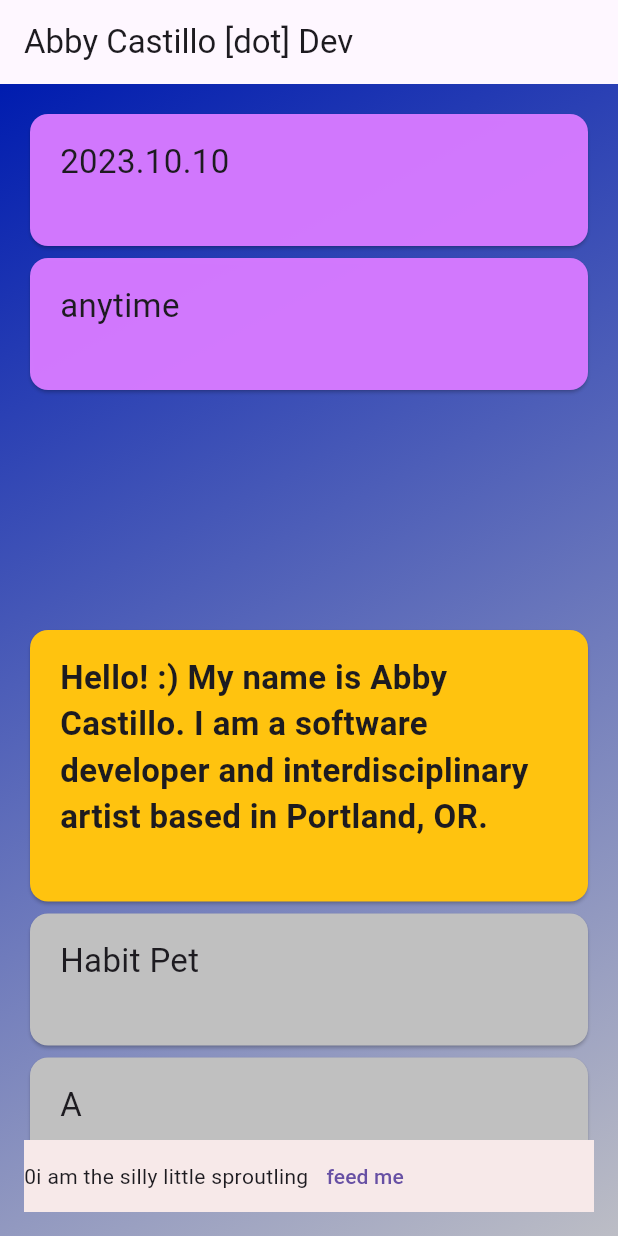
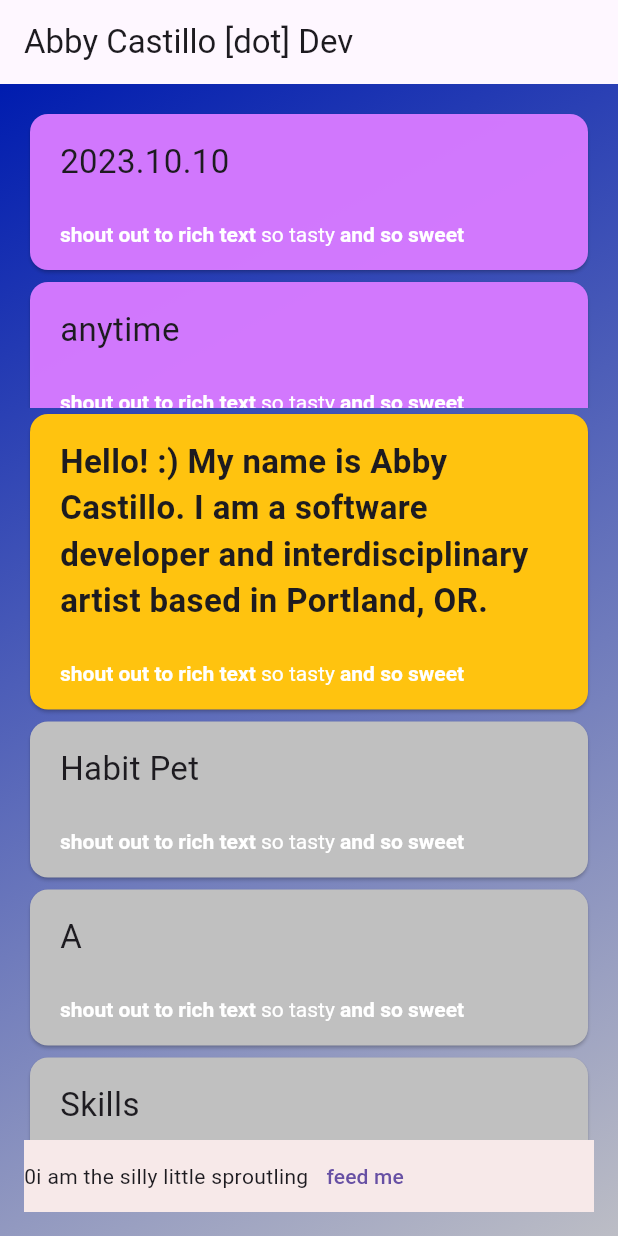
Before and after one commit to abbymachines/flutter-dev-portfolio, a Flutter app: the screen it shows after launch, on a phone screen of 412 x 824 dp. Run offline on Flutter 3.47's test engine with Material 2 defaults, Android fonts, the phone set to English and light mode, and no system bars.

Commit message:
implement RichText & also refactor PortfolioItem to GenericItem

```diff
--- a/lib/data/portfolio_items_data.dart
+++ b/lib/data/portfolio_items_data.dart
@@ -2,34 +2,34 @@ import 'package:flutter/material.dart';
 import 'package:flutter_dev_portfolio/models/portfolio_item.dart';
 
 final items = [
-  PortfolioItem(
+  GenericItem(
       label:
           'Hello! :) My name is Abby Castillo. I am a software developer and interdisciplinary artist based in Portland, OR.',
       expandedText:
           'I have several websites you can look at and also I have a linkedin and such. Lorem ipso facto badabing badaboom and etcetera as you know',
       color: Color.fromARGB(255, 255, 195, 15),
       style: const TextStyle(fontSize: 22, fontWeight: FontWeight.bold)),
-  PortfolioItem(label: 'Habit Pet', expandedText: 'who woulda thunk'),
-  PortfolioItem(
+  GenericItem(label: 'Habit Pet', expandedText: 'who woulda thunk'),
+  GenericItem(
       label: 'A',
       expandedText:
           "'A' is a series of AR videos made with Meta Spark Studio."),
-  PortfolioItem(
+  GenericItem(
       label: 'Skills',
       expandedText:
           'Flutter / React / Kotlin(?) / Flask / SQL / REST APIs / full-stack development'),
-  PortfolioItem(label: 'infinity item', expandedText: 'end item'),
-  PortfolioItem(
+  GenericItem(label: 'infinity item', expandedText: 'end item'),
+  GenericItem(
       label: 'item begins',
       expandedText: 'the gritty dark reboot of the item you know and love'),
-  PortfolioItem(
+  GenericItem(
       label: 'i cant believe its not item', expandedText: 'item? unlikely'),
-  PortfolioItem(
+  GenericItem(
       label: 'arent you happy i didnt say item',
       expandedText: 'Q: KNOWCK KNOCK A: who care'),
-  PortfolioItem(
+  GenericItem(
       label: 'items are nice items are cool',
       expandedText: 'i love to carry around whenevere im in school'),
-  PortfolioItem(
+  GenericItem(
       label: 'hello hello hello', expandedText: 'GOODBYE GOODBYE GOODBYE'),
 ];
--- a/lib/main.dart
+++ b/lib/main.dart
@@ -40,7 +40,9 @@ class MyApp extends StatelessWidget {
             mainAxisAlignment: MainAxisAlignment.center,
             crossAxisAlignment: CrossAxisAlignment.center,
             children: [
-              BlogColumn(blog: Blog(posts: blogPostData)),
+              SizedBox(
+                  height: 200,
+                  child: BlogColumn(blog: Blog(posts: blogPostData))),
               const ItemList(),
               PetBox(Pet(creature: 'sproutling'))
             ],
--- a/lib/models/portfolio_item.dart
+++ b/lib/models/portfolio_item.dart
@@ -3,8 +3,8 @@ import 'package:uuid/uuid.dart';
 
 const uuid = Uuid();
 
-class PortfolioItem {
-  PortfolioItem({
+class GenericItem {
+  GenericItem({
     required this.label,
     required this.expandedText,
     this.color = const Color.fromARGB(255, 192, 192, 192),
--- a/lib/widgets/blog/blog_post_item.dart
+++ b/lib/widgets/blog/blog_post_item.dart
@@ -12,7 +12,7 @@ class BlogPostItem extends StatelessWidget {
   @override
   Widget build(context) {
     return Item(
-      PortfolioItem(
+      GenericItem(
           label: post.date,
           expandedText: post.body,
           color: const Color.fromARGB(250, 213, 121, 255)),
--- a/lib/widgets/items/item.dart
+++ b/lib/widgets/items/item.dart
@@ -4,7 +4,7 @@ import 'package:flutter_dev_portfolio/models/portfolio_item.dart';
 class Item extends StatefulWidget {
   const Item(this.item, {super.key});
 
-  final PortfolioItem item;
+  final GenericItem item;
 
   @override
   State<Item> createState() => _ItemState();
@@ -57,6 +57,18 @@ class _ItemState extends State<Item> {
                   const Spacer(),
                 ],
               ),
+              RichText(
+                text: const TextSpan(
+                  text: 'shout out to rich text ',
+                  style: TextStyle(fontWeight: FontWeight.bold),
+                  children: <TextSpan>[
+                    TextSpan(
+                        text: 'so tasty ',
+                        style: TextStyle(fontWeight: FontWeight.normal)),
+                    TextSpan(text: 'and so sweet'),
+                  ],
+                ),
+              ),
             ],
           ),
         ),
--- a/lib/widgets/pet/pet_box.dart
+++ b/lib/widgets/pet/pet_box.dart
@@ -36,7 +36,7 @@ class _PetBoxState extends State<PetBox> {
           Text(
             'i am the silly little ${widget.pet.creature}',
           ),
-          TextButton(onPressed: increaseHealth, child: const Text('feed me'))
+          TextButton(onPressed: increaseHealth, child: const Text('feed me')),
         ],
       ),
     );
--- a/pubspec.yaml
+++ b/pubspec.yaml
@@ -36,6 +36,7 @@ dependencies:
 
   cupertino_icons: ^1.0.2
   uuid: ^4.1.0
+  flutter_markdown: ^0.6.18
 
 assets:
   - assets/sproutling0.png
```
Also changed, not shown: pubspec.lock.
